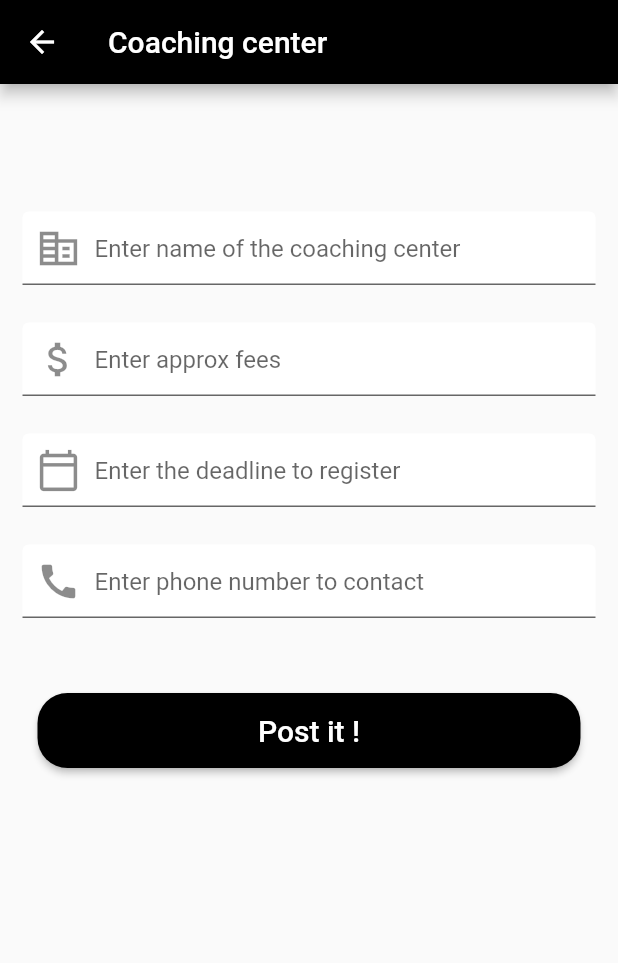
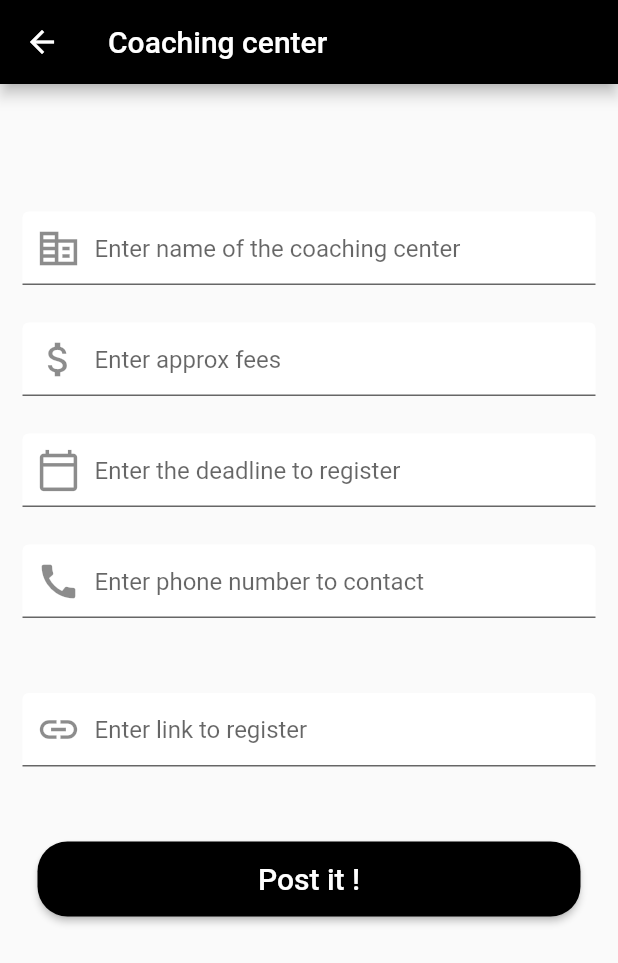
Before and after one commit to Prathiksha-11/neet_guidance_app, a Flutter app: the AddCenters screen opened directly, on a phone screen of 412 x 824 dp. Shown: the top 963 px of the screen. Run offline on Flutter 3.47's test engine with Material 2 defaults, Android fonts, the phone set to English and light mode, and no system bars; our stand-ins replace auto_size_text, bubble, cloud_firestore, firebase_auth, firebase_core, firebase_database and 2 more; missing offline and left inert: email_auth, flutter_dialogflow; accounts and stored records are empty; project files that could hold a hidden picture were left out.

Commit message:
added new

```diff
--- a/lib/screens/admin/add_centers.dart
+++ b/lib/screens/admin/add_centers.dart
@@ -3,7 +3,7 @@ import 'package:firebase_database/firebase_database.dart';
 import 'package:flutter/cupertino.dart';
 import 'package:flutter/material.dart';
 class AddCenters extends StatefulWidget {
-  const AddCenters({Key key, this.name, this.fees, this.time, this.number}) : super(key: key);
+  const AddCenters({Key key, this.name, this.fees, this.time, this.number, this.link}) : super(key: key);
 
   @override
   AddCentersState createState() => AddCentersState();
@@ -11,10 +11,11 @@ class AddCenters extends StatefulWidget {
   final fees;
   final time;
   final number;
+  final link;
 }
 
 class AddCentersState extends State<AddCenters> {
-  TextEditingController _nameController,_feesController,_timeController,_numberController;
+  TextEditingController _nameController,_feesController,_timeController,_numberController, _linkController;
   DatabaseReference _ref;
 
   @override
@@ -24,6 +25,7 @@ class AddCentersState extends State<AddCenters> {
     _feesController=TextEditingController();
     _timeController=TextEditingController();
     _numberController=TextEditingController();
+   _linkController=TextEditingController();
 
 
   }
@@ -89,6 +91,18 @@ class AddCentersState extends State<AddCenters> {
               ),
             ),
             SizedBox(height: 50,),
+            TextFormField(
+              controller: _linkController,
+              decoration:
+              InputDecoration(
+                hintText: 'Enter link to register',
+                prefixIcon:Icon(Icons.link,size: 30,),
+                fillColor: Colors.white,
+                filled: true,
+                contentPadding: EdgeInsets.all(15),
+              ),
+            ),
+            SizedBox(height: 50,),
             Container(
               width: double.infinity,
               padding: EdgeInsets.symmetric(horizontal: 10),
@@ -119,18 +133,20 @@ class AddCentersState extends State<AddCenters> {
     String fees = _feesController.text;
     String time = _timeController.text;
     String number = _numberController.text;
+    String link = _linkController.text;
 
     Map<String,String> data = {
       'name':name,
       'fees' :fees,
       'time' : time,
       'number' : number,
+      'link'   : link,
     };
 
     FirebaseFirestore.instance.runTransaction((Transaction transaction) async {
       CollectionReference reference = FirebaseFirestore.instance.collection('CoachingCenter');
 
-      await reference.add({"Name": "$name","Fees": "$fees","Time": "$time","Number": "$number"});
+      await reference.add({"Name": "$name","Fees": "$fees","Time": "$time","Number": "$number", "Link": "$link"});
     });
   }
 }
--- a/lib/screens/student/homescreen.dart
+++ b/lib/screens/student/homescreen.dart
@@ -1,5 +1,6 @@
 import 'package:flutter/material.dart';
 import 'package:cloud_firestore/cloud_firestore.dart';
+import 'package:url_launcher/url_launcher.dart';
 import 'package:firebase_auth/firebase_auth.dart';
 import 'package:flutter_local_notifications/flutter_local_notifications.dart';
 
@@ -89,6 +90,18 @@ class _HomeState extends State<HomeScreen> {
                           fontSize: 20.0, fontWeight: FontWeight.w700),
                     ),
                     children: <Widget>[
+                      InkWell(
+                          child: Text('Register :' + data['Link'],
+                            style: TextStyle(
+                                fontSize: 17.0, fontWeight: FontWeight.w700),
+                          ),
+
+                          onTap: () async {
+                            if (await canLaunch(data['Link'])) {
+                              await launch(data['Link']);
+                            }
+                          }
+                      ),
 
                       ListTile(
                         title: Text('Register Deadline : ' +
```
